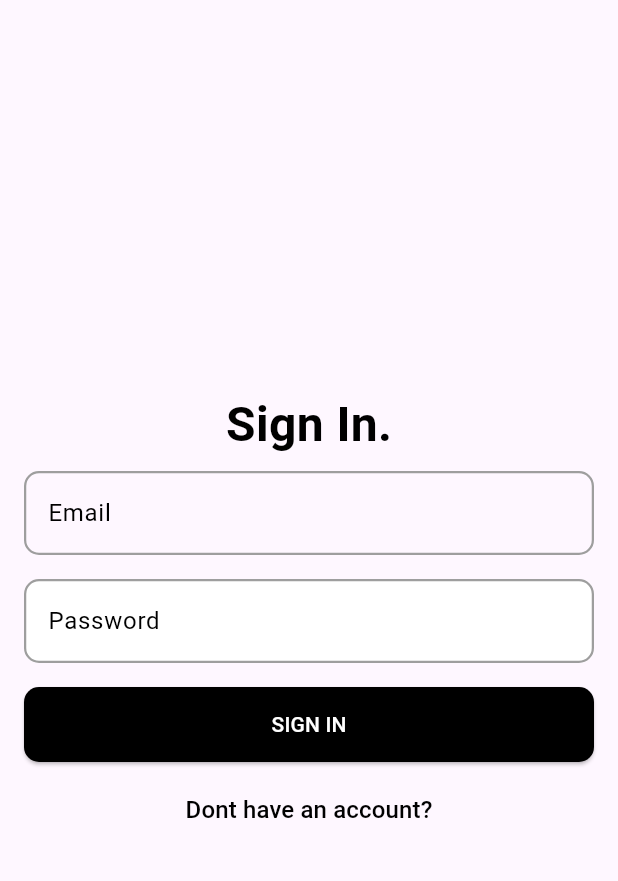
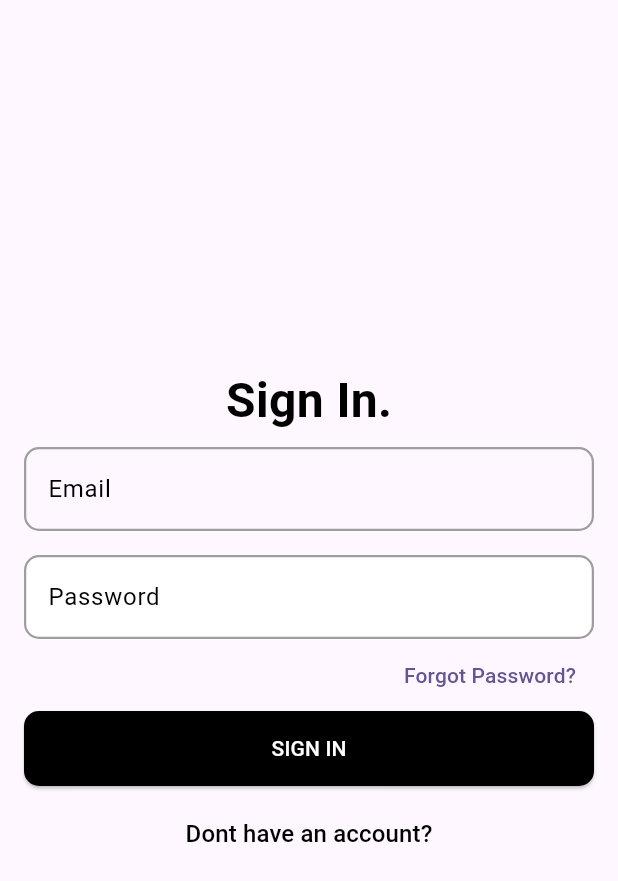
Before and after one commit to muhammadXainAhmad/firebase_auth_app_flutter, a Flutter app: the screen it shows after launch, on a phone screen of 412 x 824 dp. Shown: the top 881 px of the screen. Run offline on Flutter 3.47's test engine with Material 3 defaults, Android fonts, the phone set to English and light mode, and no system bars; our stand-ins replace firebase_auth, firebase_core, flutter_dotenv; accounts and stored records are empty.

Commit message:
Implemented forgotPassword functionality

```diff
--- a/lib/home_page.dart
+++ b/lib/home_page.dart
@@ -3,6 +3,10 @@ import 'package:flutter/material.dart';
 
 class MyHomePage extends StatelessWidget {
   const MyHomePage({super.key});
+
+  Future<void> signOut()async{
+    await FirebaseAuth.instance.signOut();
+  }
 
   @override
   Widget build(BuildContext context) {
@@ -29,7 +33,7 @@ class MyHomePage extends StatelessWidget {
               ),
               child: ElevatedButton(
                 onPressed: () async {
-                  FirebaseAuth.instance.signOut();
+                 signOut();
                 },
                 style: ElevatedButton.styleFrom(
                   backgroundColor: Colors.black,
--- a/lib/login_page.dart
+++ b/lib/login_page.dart
@@ -90,12 +90,7 @@ class _MyLoginPageState extends State<MyLoginPage> {
               ),
             ),
             Padding(
-              padding: const EdgeInsets.only(
-                left: 16,
-                right: 16,
-                top: 8,
-                bottom: 8,
-              ),
+              padding: const EdgeInsets.only(left: 16, right: 16, top: 8),
               child: TextField(
                 obscureText: true,
                 controller: passwordController,
@@ -110,12 +105,19 @@ class _MyLoginPageState extends State<MyLoginPage> {
               ),
             ),
             Padding(
-              padding: const EdgeInsets.only(
-                left: 16,
-                right: 16,
-                top: 8,
-                bottom: 8,
+              padding: const EdgeInsets.only(right: 16),
+              child: Align(
+                alignment: Alignment.centerRight,
+                child: TextButton(
+                  onPressed: () {
+                    Navigator.of(context).pushNamed("forgot");
+                  },
+                  child: Text("Forgot Password?"),
+                ),
               ),
+            ),
+            Padding(
+              padding: const EdgeInsets.only(left: 16, right: 16, bottom: 8),
               child: ElevatedButton(
                 onPressed: () async {
                   await loginUserWithEmailAndPassword();
--- a/lib/main.dart
+++ b/lib/main.dart
@@ -1,5 +1,6 @@
 import 'package:firebase_auth/firebase_auth.dart';
 import 'package:firebase_auth_app/firebase_options.dart';
+import 'package:firebase_auth_app/forgot_page.dart';
 import 'package:firebase_auth_app/home_page.dart';
 import 'package:firebase_auth_app/login_page.dart';
 import 'package:firebase_auth_app/signup_page.dart';
@@ -27,12 +28,15 @@ class MyApp extends StatelessWidget {
       routes: {
         "login": (context) => const MyLoginPage(),
         "signup": (context) => const MySignUpPage(),
+        "forgot": (context) => const MyForgotPage(),
       },
       home: StreamBuilder(
         stream: FirebaseAuth.instance.authStateChanges(),
         builder: (context, snapshot) {
           if (snapshot.connectionState == ConnectionState.waiting) {
-            return const Center(child: CircularProgressIndicator());
+            return Scaffold(
+              body: const Center(child: CircularProgressIndicator()),
+            );
           }
           if (snapshot.data != null) {
             return const MyHomePage();
```
Also changed, not shown: lib/forgot_page.dart (added, +125 -0 lines).
